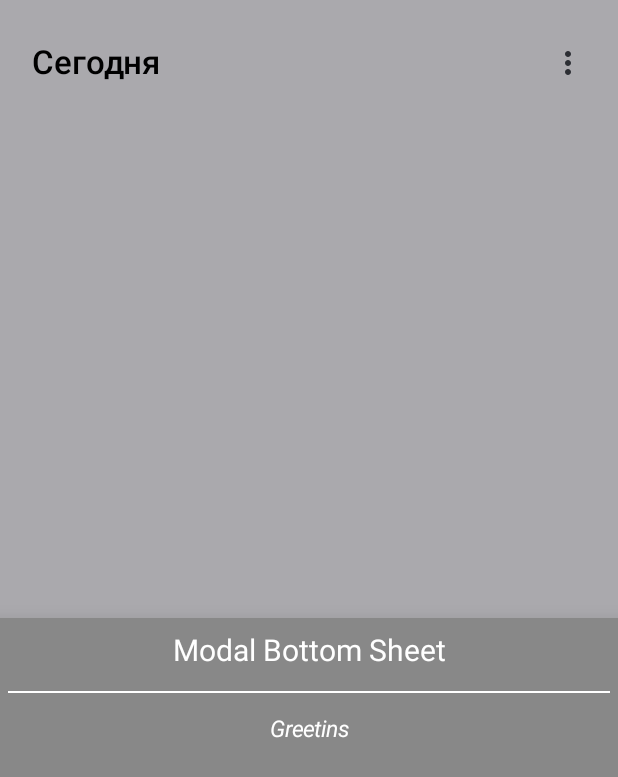
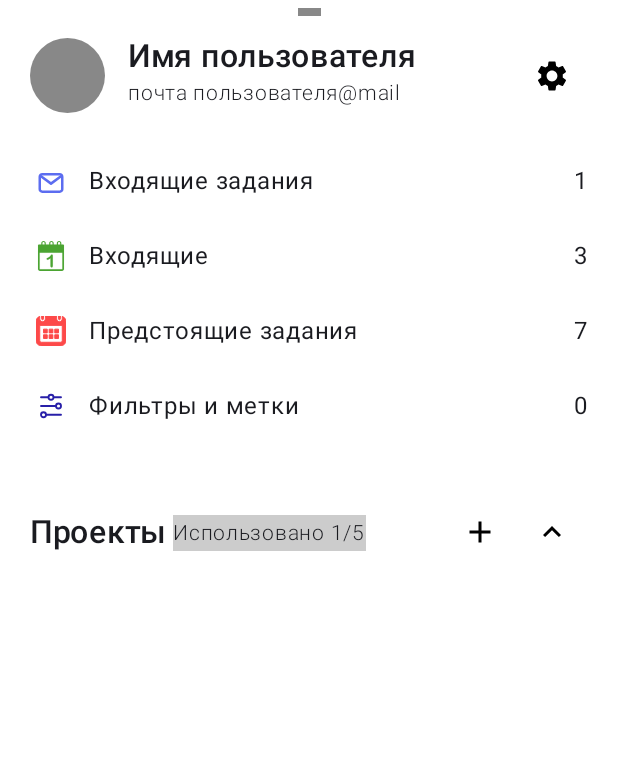
Before and after one commit to nurlan1507/task_manager_android, an Android app built with Jetpack Compose: the screen it shows after launch (MainActivity), after a tap on "Home", on a phone screen of 412 x 824 dp. Shown: the top 777 px of the screen. Run offline under Robolectric (Android 15) with nearby library versions, the phone set to English and light mode, and no system bars; our stand-ins replace Room's generated code; 2 statements that could not run were skipped.

Commit message:
main bottom shett

```diff
--- a/app/src/main/java/com/nurlan1507/task_manager_mobile/feature_tasks/presentation/main_screen/MainScreen.kt
+++ b/app/src/main/java/com/nurlan1507/task_manager_mobile/feature_tasks/presentation/main_screen/MainScreen.kt
@@ -2,6 +2,7 @@ package com.nurlan1507.task_manager_mobile.feature_tasks.presentation.main_scree
 
 import android.annotation.SuppressLint
 import android.util.Log
+import androidx.compose.animation.core.tween
 import androidx.compose.foundation.layout.Box
 import androidx.compose.foundation.layout.Column
 import androidx.compose.foundation.layout.ColumnScope
@@ -36,6 +37,7 @@ import androidx.navigation.NavController
 import com.nurlan1507.task_manager_mobile.feature_tasks.presentation.BottomSheetLayoutState
 import com.nurlan1507.task_manager_mobile.feature_tasks.presentation.components.BottomSheet
 import com.nurlan1507.task_manager_mobile.feature_tasks.presentation.components.BottomSheetContent
+import com.nurlan1507.task_manager_mobile.feature_tasks.presentation.main_screen.bottom_sheet_layouts.MainBottomSheetLayout
 import com.nurlan1507.task_manager_mobile.global_components.BottomNavigationBar
 import com.nurlan1507.task_manager_mobile.global_components.TopBar
 import com.nurlan1507.task_manager_mobile.utils.WindowSize
@@ -65,27 +67,26 @@ fun MainScreen(navController: NavController,windowSize: WindowSize){
         BottomSheetLayoutType.NOTIFICATIONS ->{
             bottomSheetState = bottomSheetState.copy(layout = {BottomSheetContent()})
             scope.launch {
-                sheetState.show()
+                sheetState.animateTo(ModalBottomSheetValue.Expanded, anim = tween(1000))
             }
         }
         BottomSheetLayoutType.SEARCH ->{
             Log.d("layoutChanged","ssad")
             bottomSheetState = bottomSheetState.copy(layout = {BottomSheetContent()})
             scope.launch {
-                sheetState.show()
+                sheetState.animateTo(ModalBottomSheetValue.Expanded, anim = tween(1000))
             }
         }
-        BottomSheetLayoutType.PROFILE ->{
-            bottomSheetState = bottomSheetState.copy(layout = {BottomSheetContent()})
+        BottomSheetLayoutType.PROFILE -> {
+            bottomSheetState = bottomSheetState.copy(layout = { MainBottomSheetLayout() })
             scope.launch {
-                sheetState.show()
+                sheetState.animateTo(ModalBottomSheetValue.Expanded, anim = tween(1000))
             }
         }
         else -> bottomSheetState = bottomSheetState.copy(layout = {BottomSheetContent()})
     }
 
     ModalBottomSheetLayout(
-        sheetBackgroundColor = Color.Gray,
         content = {
             Scaffold(
                 modifier = Modifier.fillMaxSize(),
--- /dev/null
+++ b/app/src/main/java/com/nurlan1507/task_manager_mobile/feature_tasks/presentation/main_screen/bottom_sheet_layouts/ProfileBottomSheetLayout.kt
@@ -0,0 +1,238 @@
+package com.nurlan1507.task_manager_mobile.feature_tasks.presentation.main_screen.bottom_sheet_layouts
+
+import android.widget.Space
+import androidx.compose.animation.AnimatedVisibility
+import androidx.compose.animation.fadeIn
+import androidx.compose.animation.fadeOut
+import androidx.compose.foundation.BorderStroke
+import androidx.compose.foundation.Canvas
+import androidx.compose.foundation.Image
+import androidx.compose.foundation.background
+import androidx.compose.foundation.border
+import androidx.compose.foundation.clickable
+import androidx.compose.foundation.interaction.MutableInteractionSource
+import androidx.compose.foundation.layout.Box
+import androidx.compose.foundation.layout.Column
+import androidx.compose.foundation.layout.Row
+import androidx.compose.foundation.layout.Spacer
+import androidx.compose.foundation.layout.fillMaxHeight
+import androidx.compose.foundation.layout.fillMaxSize
+import androidx.compose.foundation.layout.fillMaxWidth
+import androidx.compose.foundation.layout.height
+import androidx.compose.foundation.layout.padding
+import androidx.compose.foundation.layout.size
+import androidx.compose.foundation.layout.width
+import androidx.compose.foundation.layout.wrapContentHeight
+import androidx.compose.foundation.shape.RoundedCornerShape
+import androidx.compose.material.Icon
+import androidx.compose.material.IconButton
+import androidx.compose.material.MaterialTheme
+import androidx.compose.material.icons.Icons
+import androidx.compose.material.icons.filled.Add
+import androidx.compose.material.icons.filled.Edit
+import androidx.compose.material.icons.filled.KeyboardArrowDown
+import androidx.compose.material.icons.filled.KeyboardArrowUp
+import androidx.compose.material.icons.filled.MailOutline
+import androidx.compose.material.icons.filled.Settings
+import androidx.compose.material.ripple.rememberRipple
+import androidx.compose.material3.Text
+import androidx.compose.runtime.Composable
+import androidx.compose.runtime.getValue
+import androidx.compose.runtime.mutableStateOf
+import androidx.compose.runtime.remember
+import androidx.compose.runtime.setValue
+import androidx.compose.ui.Alignment
+import androidx.compose.ui.Modifier
+import androidx.compose.ui.draw.clip
+import androidx.compose.ui.geometry.Offset
+import androidx.compose.ui.graphics.Color
+import androidx.compose.ui.res.painterResource
+import androidx.compose.ui.text.font.FontWeight
+import androidx.compose.ui.unit.dp
+import androidx.compose.ui.unit.sp
+import androidx.navigation.NavController
+import com.nurlan1507.task_manager_mobile.R
+import com.nurlan1507.task_manager_mobile.feature_tasks.presentation.main_screen.utils.MainScreenDynamicNavigationOption
+import com.nurlan1507.task_manager_mobile.feature_tasks.presentation.main_screen.utils.MainScreenNavigationOption
+
+@Composable
+fun MainBottomSheetLayout() {
+    val navigationOptions = listOf(
+        MainScreenDynamicNavigationOption(MainScreenNavigationOption.IncomingTasks, 1),
+        MainScreenDynamicNavigationOption(MainScreenNavigationOption.TodayTasks, 3),
+        MainScreenDynamicNavigationOption(MainScreenNavigationOption.UpcomingTasks, 7),
+        MainScreenDynamicNavigationOption(MainScreenNavigationOption.Filter, 0)
+    )
+    var showProjects by remember { mutableStateOf(false) }
+
+    Box(
+        modifier = Modifier
+            .fillMaxSize()
+            .padding(vertical = 5.dp, horizontal = 20.dp)
+    ) {
+        Box(
+            modifier = Modifier
+                .align(Alignment.TopCenter)
+                .width(15.dp)
+                .height(5.dp)
+                .background(color = Color.Gray)
+                .clip(RoundedCornerShape(5))
+        )
+        Column(
+            modifier = Modifier
+                .fillMaxWidth()
+        ) {
+            Spacer(modifier = Modifier.height(20.dp))
+            Box(
+                modifier = Modifier
+                    .fillMaxWidth()
+                    .wrapContentHeight()
+            ) {
+                Row(modifier = Modifier.align(Alignment.CenterStart)) {
+                    Box(
+                        modifier = Modifier
+                            .size(50.dp)
+                            .clip(RoundedCornerShape(50))
+                            .background(color = Color.Gray)
+                    )
+                    Spacer(modifier = Modifier.width(15.dp))
+                    Column {
+                        Text(
+                            text = "Имя пользователя",
+                            fontSize = 21.sp,
+                            fontWeight = FontWeight.SemiBold
+                        )
+                        Text(
+                            text = "почта пользователя@mail",
+                            fontSize = 14.sp,
+                            fontWeight = FontWeight.Light
+                        )
+                    }
+                }
+                IconButton(onClick = { /*TODO*/ }, modifier = Modifier.align(Alignment.CenterEnd)) {
+                    Icon(Icons.Default.Settings, "Settings", tint = Color.Black)
+                }
+            }
+            Column(
+                modifier = Modifier
+                    .fillMaxWidth()
+                    .padding(top = 20.dp)
+            ) {
+                navigationOptions.map {
+                    Box(modifier = Modifier
+                        .fillMaxWidth()
+                        .height(50.dp)
+                        .clickable(
+                            interactionSource = remember { MutableInteractionSource() },
+                            indication = rememberRipple()
+                        ) {
+                        }) {
+                        Row(modifier = Modifier.align(Alignment.CenterStart)) {
+                            Icon(
+                                painter = painterResource(id = it.navOption.icon),
+                                contentDescription = "Google",
+                                modifier = Modifier
+                                    .size(24.dp)
+                                    .padding(start = 4.dp),
+                                tint = Color.Unspecified
+                            )
+                            Spacer(modifier = Modifier.width(15.dp))
+                            Text(text = it.navOption.title, style = MaterialTheme.typography.body1)
+                        }
+                        Text(
+                            text = it.dynamicField.toString(),
+                            style = MaterialTheme.typography.body1,
+                            modifier = Modifier.align(Alignment.CenterEnd)
+                        )
+                    }
+                }
+            }
+            Spacer(modifier = Modifier.height(35.dp))
+            Box(modifier = Modifier.fillMaxWidth()) {
+                Row(
+                    modifier = Modifier.align(Alignment.CenterStart),
+                    verticalAlignment = Alignment.CenterVertically
+                ) {
+                    Text(text = "Проекты", fontSize = 21.sp, fontWeight = FontWeight.SemiBold,)
+                    Spacer(modifier = Modifier.width(4.dp))
+                    Text(
+                        text = "Использовано 1/5",
+                        fontSize = 14.sp,
+                        fontWeight = FontWeight.Light,
+                        modifier = Modifier.background(color = Color.LightGray)
+                    )
+                }
+                Row(modifier = Modifier.align(Alignment.CenterEnd)) {
+                    IconButton(onClick = { /*TODO*/ }) {
+                        Icon(Icons.Default.Add, "create a project")
+                    }
+                    IconButton(onClick = { showProjects = !showProjects }) {
+                        Icon(
+                            imageVector = if (showProjects == false) Icons.Default.KeyboardArrowUp else Icons.Default.KeyboardArrowDown,
+                            "show projects"
+                        )
+                    }
+                }
+            }
+                Column {
+                    AnimatedVisibility(
+                        visible = showProjects,
+                        enter = fadeIn(),
+                        exit = fadeOut()
+                    ) {
+                        Column(
+                            modifier = Modifier
+                                .fillMaxWidth()
+                                .wrapContentHeight(),
+                        ) {
+                            Box(modifier = Modifier
+                                .fillMaxWidth()
+                                .height(50.dp)
+                                .clickable(
+                                    interactionSource = remember { MutableInteractionSource() },
+                                    indication = rememberRipple()
+                                ) {
+                                }) {
+                                Row(modifier = Modifier.align(Alignment.CenterStart)) {
+                                    Canvas(modifier = Modifier.size(20.dp)) {
+                                        drawCircle(
+                                            color = Color.Gray,
+                                            center = Offset(size.width / 2, size.height / 2),
+                                            radius = size.width / 2
+                                        )
+                                    }
+                                    Spacer(modifier = Modifier.width(15.dp))
+                                    Text(text = "Работа", style = MaterialTheme.typography.body1)
+                                }
+                            }
+
+                            Box(modifier = Modifier
+                                .fillMaxWidth()
+                                .height(60.dp)
+                                .clickable(
+                                    interactionSource = remember { MutableInteractionSource() },
+                                    indication = rememberRipple()
+                                ) {
+                                }) {
+                                Row(modifier = Modifier.align(Alignment.CenterStart)) {
+                                    Icon(
+                                        Icons.Default.Edit,
+                                        contentDescription = "Google",
+                                        tint = Color.Black
+                                    )
+                                    Spacer(modifier = Modifier.width(15.dp))
+                                    Text(
+                                        text = "Настройка проектов",
+                                        style = MaterialTheme.typography.body1
+                                    )
+                                }
+                            }
+                        }
+                    }
+
+                }
+
+        }
+
+    }
+}
--- /dev/null
+++ b/app/src/main/java/com/nurlan1507/task_manager_mobile/feature_tasks/presentation/main_screen/utils/MainScreenNavigation.kt
@@ -0,0 +1,23 @@
+package com.nurlan1507.task_manager_mobile.feature_tasks.presentation.main_screen.utils
+
+import com.nurlan1507.task_manager_mobile.R
+
+sealed class MainScreenNavigationOption(val route:String, val title:String,val icon:Int) {
+    object TodayTasks:MainScreenNavigationOption(route = "today", icon = R.drawable.today_icon, title = "Входящие")
+    object UpcomingTasks:MainScreenNavigationOption(route = "upcoming", icon = R.drawable.upcoming_icon, title = "Предстоящие задания")
+    object IncomingTasks:MainScreenNavigationOption(route = "incoming",icon =  R.drawable.incoming_icon, title = "Входящие задания")
+    object Filter:MainScreenNavigationOption(route = "Filter",icon =  R.drawable.filters_icon, title = "Фильтры и метки")
+}
+
+val MainScreenNavigationOptions = listOf(
+    MainScreenNavigationOption.IncomingTasks,
+    MainScreenNavigationOption.TodayTasks,
+    MainScreenNavigationOption.UpcomingTasks,
+    MainScreenNavigationOption.Filter
+)
+
+
+data class MainScreenDynamicNavigationOption(
+    val navOption: MainScreenNavigationOption,
+    val dynamicField: Int
+)
--- /dev/null
+++ b/app/src/main/res/drawable/filters_icon.xml
@@ -0,0 +1,12 @@
+<vector xmlns:android="http://schemas.android.com/apk/res/android"
+    android:width="800dp"
+    android:height="800dp"
+    android:viewportWidth="24"
+    android:viewportHeight="24">
+  <path
+      android:pathData="M4,5L10,5M10,5C10,6.105 10.895,7 12,7C13.105,7 14,6.105 14,5M10,5C10,3.895 10.895,3 12,3C13.105,3 14,3.895 14,5M14,5L20,5M4,12L16,12M16,12C16,13.105 16.895,14 18,14C19.105,14 20,13.105 20,12C20,10.895 19.105,10 18,10C16.895,10 16,10.895 16,12ZM8,19L20,19M8,19C8,17.895 7.105,17 6,17C4.895,17 4,17.895 4,19C4,20.105 4.895,21 6,21C7.105,21 8,20.105 8,19Z"
+      android:strokeWidth="1.5"
+      android:fillColor="#00000000"
+      android:strokeColor="#281fa8"
+      android:strokeLineCap="round"/>
+</vector>
--- /dev/null
+++ b/app/src/main/res/drawable/incoming_icon.xml
@@ -0,0 +1,20 @@
+<vector xmlns:android="http://schemas.android.com/apk/res/android"
+    android:width="800dp"
+    android:height="800dp"
+    android:viewportWidth="24"
+    android:viewportHeight="24">
+  <path
+      android:pathData="M4,8.2l8,5.9l8,-5.9"
+      android:strokeLineJoin="round"
+      android:strokeWidth="2"
+      android:fillColor="#00000000"
+      android:strokeColor="#5c6df0"
+      android:strokeLineCap="round"/>
+  <path
+      android:pathData="M5,6.5L19,6.5A2,2 0,0 1,21 8.5L21,18.5A2,2 0,0 1,19 20.5L5,20.5A2,2 0,0 1,3 18.5L3,8.5A2,2 0,0 1,5 6.5z"
+      android:strokeLineJoin="round"
+      android:strokeWidth="2"
+      android:fillColor="#00000000"
+      android:strokeColor="#5c6df0"
+      android:strokeLineCap="round"/>
+</vector>
--- /dev/null
+++ b/app/src/main/res/drawable/today_icon.xml
@@ -0,0 +1,11 @@
+<vector xmlns:android="http://schemas.android.com/apk/res/android"
+    android:width="800dp"
+    android:height="800dp"
+    android:viewportWidth="456.73"
+    android:viewportHeight="456.73">
+  <path
+      android:strokeWidth="1"
+      android:pathData="M408.2,54.92h-23.11V33.85C385.09,15.17 369.91,0 351.25,0c-18.66,0 -33.84,15.17 -33.84,33.85v21.08h-48.3V33.85C269.12,15.17 253.94,0 235.28,0c-18.66,0 -33.84,15.17 -33.84,33.85v21.08h-53V33.85c0,-18.67 -15.18,-33.85 -33.84,-33.85C95.94,0 80.76,15.17 80.76,33.85v21.08H48.66c-9.93,0 -17.98,5.06 -17.98,11.3v51.16c-0.02,0.45 -0.14,0.88 -0.14,1.34v308.55c0,16.23 13.21,29.45 29.45,29.45h336.59c16.24,0 29.45,-13.21 29.45,-29.45v-260.1c0.05,-0.29 0.14,-0.56 0.14,-0.85V66.22C426.19,59.98 418.13,54.92 408.2,54.92zM334.24,33.85c0,-9.38 7.61,-17.01 17,-17.01c9.38,0 17.01,7.63 17.01,17.01v21.08h-34.01V33.85zM218.26,33.85c0,-9.38 7.63,-17.01 17.01,-17.01c9.38,0 17.01,7.63 17.01,17.01v21.08h-34.02V33.85zM97.58,33.85c0,-9.38 7.63,-17.01 17.01,-17.01S131.6,24.46 131.6,33.85v21.08H97.58V33.85zM400.79,427.27c0,2.32 -1.88,4.2 -4.2,4.2H59.99c-2.32,0 -4.21,-1.88 -4.21,-4.2V177.63H400.79V427.27zM165.4,282.67c-2.85,-2.92 -4.27,-6.33 -4.27,-10.17c0,-4.47 1.4,-7.75 4.2,-9.85c2.8,-2.1 7.75,-4.82 14.84,-8.14c10.6,-5 19.06,-10.24 25.41,-15.76c6.35,-5.52 11.97,-11.69 16.88,-18.52c4.9,-6.83 8.1,-11.03 9.59,-12.61c1.49,-1.57 4.29,-2.36 8.4,-2.36c4.64,0 8.36,1.79 11.16,5.39c2.8,3.59 4.2,8.53 4.2,14.84v150.38c0,17.6 -6,26.4 -17.99,26.4c-5.34,0 -9.63,-1.79 -12.87,-5.38c-3.24,-3.6 -4.86,-8.89 -4.86,-15.9V261.48c-22.24,17.07 -37.21,25.6 -44.92,25.6C171.51,287.08 168.24,285.62 165.4,282.67z"
+      android:fillColor="#4ba432"
+      android:strokeColor="#4ba432"/>
+</vector>
--- /dev/null
+++ b/app/src/main/res/drawable/upcoming_icon.xml
@@ -0,0 +1,11 @@
+<vector xmlns:android="http://schemas.android.com/apk/res/android"
+    android:width="800dp"
+    android:height="800dp"
+    android:viewportWidth="32"
+    android:viewportHeight="32">
+  <path
+      android:strokeWidth="1"
+      android:pathData="M0,26.016q0,2.496 1.76,4.224t4.256,1.76h20q2.464,0 4.224,-1.76t1.76,-4.224v-20q0,-1.952 -1.12,-3.488t-2.88,-2.144v2.624q0,1.248 -0.864,2.144t-2.144,0.864 -2.112,-0.864 -0.864,-2.144v-3.008h-12v3.008q0,1.248 -0.896,2.144t-2.112,0.864 -2.144,-0.864 -0.864,-2.144v-2.624q-1.76,0.64 -2.88,2.144t-1.12,3.488v20zM4,26.016v-16h24v16q0,0.832 -0.576,1.408t-1.408,0.576h-20q-0.832,0 -1.44,-0.576t-0.576,-1.408zM6.016,3.008q0,0.416 0.288,0.704t0.704,0.288 0.704,-0.288 0.288,-0.704v-3.008h-1.984v3.008zM8,24h4v-4h-4v4zM8,18.016h4v-4h-4v4zM14.016,24h4v-4h-4v4zM14.016,18.016h4v-4h-4v4zM20,24h4v-4h-4v4zM20,18.016h4v-4h-4v4zM24,3.008q0,0.416 0.288,0.704t0.704,0.288 0.704,-0.288 0.32,-0.704v-3.008h-2.016v3.008z"
+      android:fillColor="#fd4949"
+      android:strokeColor="#fd4949"/>
+</vector>
```
